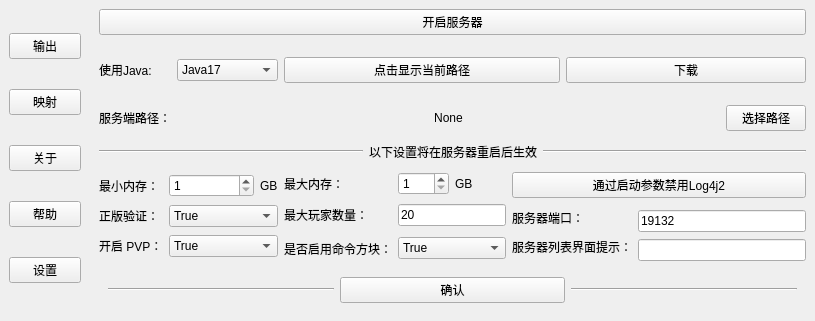
The window that kfq.ui (MojaveHao/MSL2-Python) describes before a commit, drawn with Qt 5.
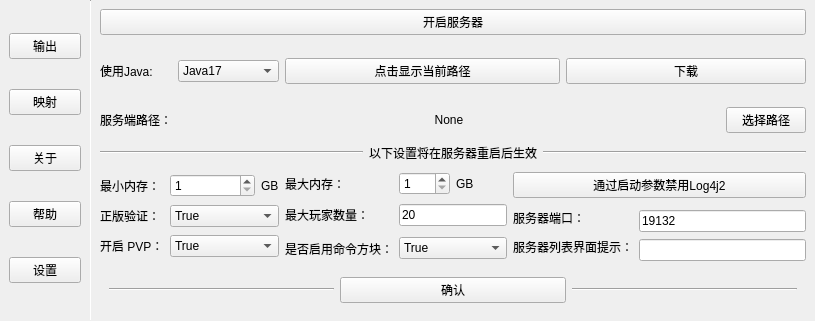
The same window after the commit.

The edit to the form file:
```diff
--- a/kfq.ui
+++ b/kfq.ui
@@ -98,10 +98,43 @@
       </layout>
      </widget>
     </item>
-    <item row="0" column="1">
+    <item row="0" column="2">
      <widget class="QWidget" name="widget_2" native="true">
       <layout class="QGridLayout" name="gridLayout_2">
-       <item row="0" column="0" colspan="9">
+       <item row="8" column="1" colspan="9">
+        <widget class="QWidget" name="widget_3" native="true">
+         <property name="styleSheet">
+          <string notr="true">Line{background-color: rgb(66, 66, 66);border:none;}</string>
+         </property>
+         <layout class="QHBoxLayout" name="horizontalLayout">
+          <item>
+           <widget class="Line" name="line_3">
+            <property name="orientation">
+             <enum>Qt::Horizontal</enum>
+            </property>
+           </widget>
+          </item>
+          <item>
+           <widget class="QPushButton" name="pbtn_ok_adv_set">
+            <property name="cursor">
+             <cursorShape>PointingHandCursor</cursorShape>
+            </property>
+            <property name="text">
+             <string>确认</string>
+            </property>
+           </widget>
+          </item>
+          <item>
+           <widget class="Line" name="line_4">
+            <property name="orientation">
+             <enum>Qt::Horizontal</enum>
+            </property>
+           </widget>
+          </item>
+         </layout>
+        </widget>
+       </item>
+       <item row="0" column="1" colspan="9">
         <widget class="QPushButton" name="pbtn_start_server">
          <property name="cursor">
           <cursorShape>PointingHandCursor</cursorShape>
@@ -111,7 +144,208 @@
          </property>
         </widget>
        </item>
-       <item row="3" column="8">
+       <item row="1" column="6" rowspan="2" colspan="4">
+        <widget class="QPushButton" name="pbtn_download_server">
+         <property name="cursor">
+          <cursorShape>PointingHandCursor</cursorShape>
+         </property>
+         <property name="text">
+          <string>下载</string>
+         </property>
+        </widget>
+       </item>
+       <item row="4" column="1" colspan="9">
+        <widget class="QWidget" name="widget_4" native="true">
+         <property name="styleSheet">
+          <string notr="true">Line{background-color: rgb(66, 66, 66);border:none;}</string>
+         </property>
+         <layout class="QHBoxLayout" name="horizontalLayout_2">
+          <property name="leftMargin">
+           <number>0</number>
+          </property>
+          <property name="topMargin">
+           <number>0</number>
+          </property>
+          <property name="rightMargin">
+           <number>0</number>
+          </property>
+          <property name="bottomMargin">
+           <number>0</number>
+          </property>
+          <item>
+           <widget class="Line" name="line_2">
+            <property name="styleSheet">
+             <string notr="true"/>
+            </property>
+            <property name="orientation">
+             <enum>Qt::Horizontal</enum>
+            </property>
+           </widget>
+          </item>
+          <item>
+           <widget class="QLabel" name="n_13">
+            <property name="sizePolicy">
+             <sizepolicy hsizetype="Maximum" vsizetype="Preferred">
+              <horstretch>0</horstretch>
+              <verstretch>0</verstretch>
+             </sizepolicy>
+            </property>
+            <property name="text">
+             <string>以下设置将在服务器重启后生效</string>
+            </property>
+            <property name="alignment">
+             <set>Qt::AlignCenter</set>
+            </property>
+           </widget>
+          </item>
+          <item>
+           <widget class="Line" name="line">
+            <property name="orientation">
+             <enum>Qt::Horizontal</enum>
+            </property>
+           </widget>
+          </item>
+         </layout>
+        </widget>
+       </item>
+       <item row="3" column="1">
+        <widget class="QLabel" name="n_1">
+         <property name="text">
+          <string>服务端路径：</string>
+         </property>
+        </widget>
+       </item>
+       <item row="6" column="1" rowspan="2" colspan="3">
+        <widget class="QWidget" name="widget_5" native="true">
+         <layout class="QGridLayout" name="gridLayout_3">
+          <property name="leftMargin">
+           <number>0</number>
+          </property>
+          <property name="topMargin">
+           <number>0</number>
+          </property>
+          <property name="rightMargin">
+           <number>0</number>
+          </property>
+          <property name="bottomMargin">
+           <number>0</number>
+          </property>
+          <item row="2" column="0">
+           <widget class="QLabel" name="n_10">
+            <property name="sizePolicy">
+             <sizepolicy hsizetype="Maximum" vsizetype="Preferred">
+              <horstretch>0</horstretch>
+              <verstretch>0</verstretch>
+             </sizepolicy>
+            </property>
+            <property name="text">
+             <string>开启 PVP：</string>
+            </property>
+            <property name="alignment">
+             <set>Qt::AlignLeading|Qt::AlignLeft|Qt::AlignVCenter</set>
+            </property>
+           </widget>
+          </item>
+          <item row="0" column="0">
+           <widget class="QLabel" name="n_3">
+            <property name="sizePolicy">
+             <sizepolicy hsizetype="Maximum" vsizetype="Preferred">
+              <horstretch>0</horstretch>
+              <verstretch>0</verstretch>
+             </sizepolicy>
+            </property>
+            <property name="text">
+             <string>最小内存：</string>
+            </property>
+            <property name="alignment">
+             <set>Qt::AlignLeading|Qt::AlignLeft|Qt::AlignVCenter</set>
+            </property>
+           </widget>
+          </item>
+          <item row="2" column="1" colspan="2">
+           <widget class="QComboBox" name="cbox_pvp">
+            <property name="cursor">
+             <cursorShape>PointingHandCursor</cursorShape>
+            </property>
+            <item>
+             <property name="text">
+              <string>True</string>
+             </property>
+            </item>
+            <item>
+             <property name="text">
+              <string>False</string>
+             </property>
+            </item>
+           </widget>
+          </item>
+          <item row="1" column="0">
+           <widget class="QLabel" name="n_7">
+            <property name="sizePolicy">
+             <sizepolicy hsizetype="Maximum" vsizetype="Preferred">
+              <horstretch>0</horstretch>
+              <verstretch>0</verstretch>
+             </sizepolicy>
+            </property>
+            <property name="text">
+             <string>正版验证：</string>
+            </property>
+            <property name="alignment">
+             <set>Qt::AlignLeading|Qt::AlignLeft|Qt::AlignVCenter</set>
+            </property>
+           </widget>
+          </item>
+          <item row="0" column="1">
+           <widget class="QSpinBox" name="min_ram">
+            <property name="minimum">
+             <number>1</number>
+            </property>
+            <property name="maximum">
+             <number>256</number>
+            </property>
+           </widget>
+          </item>
+          <item row="0" column="2">
+           <widget class="QLabel" name="label">
+            <property name="sizePolicy">
+             <sizepolicy hsizetype="Maximum" vsizetype="Preferred">
+              <horstretch>0</horstretch>
+              <verstretch>0</verstretch>
+             </sizepolicy>
+            </property>
+            <property name="text">
+             <string>GB</string>
+            </property>
+           </widget>
+          </item>
+          <item row="1" column="1" colspan="2">
+           <widget class="QComboBox" name="cbox_mojang">
+            <property name="cursor">
+             <cursorShape>PointingHandCursor</cursorShape>
+            </property>
+            <item>
+             <property name="text">
+              <string>True</string>
+             </property>
+            </item>
+            <item>
+             <property name="text">
+              <string>False</string>
+             </property>
+            </item>
+           </widget>
+          </item>
+         </layout>
+        </widget>
+       </item>
+       <item row="1" column="1" rowspan="2">
+        <widget class="QLabel" name="n_8">
+         <property name="text">
+          <string>使用Java:</string>
+         </property>
+        </widget>
+       </item>
+       <item row="3" column="9">
         <widget class="QPushButton" name="pbtn_select_path">
          <property name="cursor">
           <cursorShape>PointingHandCursor</cursorShape>
@@ -121,7 +355,7 @@
          </property>
         </widget>
        </item>
-       <item row="6" column="3" rowspan="2">
+       <item row="6" column="4" rowspan="2">
         <widget class="QWidget" name="widget_6" native="true">
          <layout class="QGridLayout" name="gridLayout_4">
           <property name="leftMargin">
@@ -228,14 +462,7 @@
          </layout>
         </widget>
        </item>
-       <item row="1" column="0" rowspan="2">
-        <widget class="QLabel" name="n_8">
-         <property name="text">
-          <string>使用Java:</string>
-         </property>
-        </widget>
-       </item>
-       <item row="6" column="4" rowspan="2" colspan="5">
+       <item row="6" column="5" rowspan="2" colspan="5">
         <widget class="QWidget" name="widget_7" native="true">
          <layout class="QGridLayout" name="gridLayout_5">
           <property name="leftMargin">
@@ -305,105 +532,7 @@
          </layout>
         </widget>
        </item>
-       <item row="1" column="5" rowspan="2" colspan="4">
-        <widget class="QPushButton" name="pbtn_download_server">
-         <property name="cursor">
-          <cursorShape>PointingHandCursor</cursorShape>
-         </property>
-         <property name="text">
-          <string>下载</string>
-         </property>
-        </widget>
-       </item>
-       <item row="3" column="0">
-        <widget class="QLabel" name="n_1">
-         <property name="text">
-          <string>服务端路径：</string>
-         </property>
-        </widget>
-       </item>
-       <item row="1" column="1" rowspan="2" colspan="2">
-        <widget class="QComboBox" name="cbox_using_java">
-         <property name="cursor">
-          <cursorShape>PointingHandCursor</cursorShape>
-         </property>
-         <item>
-          <property name="text">
-           <string>Java17</string>
-          </property>
-         </item>
-         <item>
-          <property name="text">
-           <string>Java16</string>
-          </property>
-         </item>
-         <item>
-          <property name="text">
-           <string>Java8</string>
-          </property>
-         </item>
-         <item>
-          <property name="text">
-           <string>系统变量</string>
-          </property>
-         </item>
-        </widget>
-       </item>
-       <item row="4" column="0" colspan="9">
-        <widget class="QWidget" name="widget_4" native="true">
-         <property name="styleSheet">
-          <string notr="true">Line{background-color: rgb(66, 66, 66);border:none;}</string>
-         </property>
-         <layout class="QHBoxLayout" name="horizontalLayout_2">
-          <property name="leftMargin">
-           <number>0</number>
-          </property>
-          <property name="topMargin">
-           <number>0</number>
-          </property>
-          <property name="rightMargin">
-           <number>0</number>
-          </property>
-          <property name="bottomMargin">
-           <number>0</number>
-          </property>
-          <item>
-           <widget class="Line" name="line_2">
-            <property name="styleSheet">
-             <string notr="true"/>
-            </property>
-            <property name="orientation">
-             <enum>Qt::Horizontal</enum>
-            </property>
-           </widget>
-          </item>
-          <item>
-           <widget class="QLabel" name="n_13">
-            <property name="sizePolicy">
-             <sizepolicy hsizetype="Maximum" vsizetype="Preferred">
-              <horstretch>0</horstretch>
-              <verstretch>0</verstretch>
-             </sizepolicy>
-            </property>
-            <property name="text">
-             <string>以下设置将在服务器重启后生效</string>
-            </property>
-            <property name="alignment">
-             <set>Qt::AlignCenter</set>
-            </property>
-           </widget>
-          </item>
-          <item>
-           <widget class="Line" name="line">
-            <property name="orientation">
-             <enum>Qt::Horizontal</enum>
-            </property>
-           </widget>
-          </item>
-         </layout>
-        </widget>
-       </item>
-       <item row="3" column="1" colspan="7">
+       <item row="3" column="2" colspan="7">
         <widget class="QLabel" name="lb_path">
          <property name="text">
           <string>None</string>
@@ -413,163 +542,7 @@
          </property>
         </widget>
        </item>
-       <item row="6" column="0" rowspan="2" colspan="3">
-        <widget class="QWidget" name="widget_5" native="true">
-         <layout class="QGridLayout" name="gridLayout_3">
-          <property name="leftMargin">
-           <number>0</number>
-          </property>
-          <property name="topMargin">
-           <number>0</number>
-          </property>
-          <property name="rightMargin">
-           <number>0</number>
-          </property>
-          <property name="bottomMargin">
-           <number>0</number>
-          </property>
-          <item row="2" column="0">
-           <widget class="QLabel" name="n_10">
-            <property name="sizePolicy">
-             <sizepolicy hsizetype="Maximum" vsizetype="Preferred">
-              <horstretch>0</horstretch>
-              <verstretch>0</verstretch>
-             </sizepolicy>
-            </property>
-            <property name="text">
-             <string>开启 PVP：</string>
-            </property>
-            <property name="alignment">
-             <set>Qt::AlignLeading|Qt::AlignLeft|Qt::AlignVCenter</set>
-            </property>
-           </widget>
-          </item>
-          <item row="0" column="0">
-           <widget class="QLabel" name="n_3">
-            <property name="sizePolicy">
-             <sizepolicy hsizetype="Maximum" vsizetype="Preferred">
-              <horstretch>0</horstretch>
-              <verstretch>0</verstretch>
-             </sizepolicy>
-            </property>
-            <property name="text">
-             <string>最小内存：</string>
-            </property>
-            <property name="alignment">
-             <set>Qt::AlignLeading|Qt::AlignLeft|Qt::AlignVCenter</set>
-            </property>
-           </widget>
-          </item>
-          <item row="2" column="1" colspan="2">
-           <widget class="QComboBox" name="cbox_pvp">
-            <property name="cursor">
-             <cursorShape>PointingHandCursor</cursorShape>
-            </property>
-            <item>
-             <property name="text">
-              <string>True</string>
-             </property>
-            </item>
-            <item>
-             <property name="text">
-              <string>False</string>
-             </property>
-            </item>
-           </widget>
-          </item>
-          <item row="1" column="0">
-           <widget class="QLabel" name="n_7">
-            <property name="sizePolicy">
-             <sizepolicy hsizetype="Maximum" vsizetype="Preferred">
-              <horstretch>0</horstretch>
-              <verstretch>0</verstretch>
-             </sizepolicy>
-            </property>
-            <property name="text">
-             <string>正版验证：</string>
-            </property>
-            <property name="alignment">
-             <set>Qt::AlignLeading|Qt::AlignLeft|Qt::AlignVCenter</set>
-            </property>
-           </widget>
-          </item>
-          <item row="0" column="1">
-           <widget class="QSpinBox" name="min_ram">
-            <property name="minimum">
-             <number>1</number>
-            </property>
-            <property name="maximum">
-             <number>256</number>
-            </property>
-           </widget>
-          </item>
-          <item row="0" column="2">
-           <widget class="QLabel" name="label">
-            <property name="sizePolicy">
-             <sizepolicy hsizetype="Maximum" vsizetype="Preferred">
-              <horstretch>0</horstretch>
-              <verstretch>0</verstretch>
-             </sizepolicy>
-            </property>
-            <property name="text">
-             <string>GB</string>
-            </property>
-           </widget>
-          </item>
-          <item row="1" column="1" colspan="2">
-           <widget class="QComboBox" name="cbox_mojang">
-            <property name="cursor">
-             <cursorShape>PointingHandCursor</cursorShape>
-            </property>
-            <item>
-             <property name="text">
-              <string>True</string>
-             </property>
-            </item>
-            <item>
-             <property name="text">
-              <string>False</string>
-             </property>
-            </item>
-           </widget>
-          </item>
-         </layout>
-        </widget>
-       </item>
-       <item row="8" column="0" colspan="9">
-        <widget class="QWidget" name="widget_3" native="true">
-         <property name="styleSheet">
-          <string notr="true">Line{background-color: rgb(66, 66, 66);border:none;}</string>
-         </property>
-         <layout class="QHBoxLayout" name="horizontalLayout">
-          <item>
-           <widget class="Line" name="line_3">
-            <property name="orientation">
-             <enum>Qt::Horizontal</enum>
-            </property>
-           </widget>
-          </item>
-          <item>
-           <widget class="QPushButton" name="pbtn_ok_adv_set">
-            <property name="cursor">
-             <cursorShape>PointingHandCursor</cursorShape>
-            </property>
-            <property name="text">
-             <string>确认</string>
-            </property>
-           </widget>
-          </item>
-          <item>
-           <widget class="Line" name="line_4">
-            <property name="orientation">
-             <enum>Qt::Horizontal</enum>
-            </property>
-           </widget>
-          </item>
-         </layout>
-        </widget>
-       </item>
-       <item row="1" column="3" rowspan="2" colspan="2">
+       <item row="1" column="4" rowspan="2" colspan="2">
         <widget class="QPushButton" name="pbtn_show_java_path">
          <property name="cursor">
           <cursorShape>PointingHandCursor</cursorShape>
@@ -579,9 +552,58 @@
          </property>
         </widget>
        </item>
+       <item row="1" column="2" rowspan="2" colspan="2">
+        <widget class="QComboBox" name="cbox_using_java">
+         <property name="cursor">
+          <cursorShape>PointingHandCursor</cursorShape>
+         </property>
+         <item>
+          <property name="text">
+           <string>Java17</string>
+          </property>
+         </item>
+         <item>
+          <property name="text">
+           <string>Java16</string>
+          </property>
+         </item>
+         <item>
+          <property name="text">
+           <string>Java8</string>
+          </property>
+         </item>
+         <item>
+          <property name="text">
+           <string>系统变量</string>
+          </property>
+         </item>
+        </widget>
+       </item>
       </layout>
      </widget>
     </item>
+    <item row="0" column="1">
+     <widget class="Line" name="line_5">
+      <property name="minimumSize">
+       <size>
+        <width>1</width>
+        <height>0</height>
+       </size>
+      </property>
+      <property name="maximumSize">
+       <size>
+        <width>1</width>
+        <height>16777215</height>
+       </size>
+      </property>
+      <property name="styleSheet">
+       <string notr="true">Line{background-color: rgb(66, 66, 66);border:1px solid rgb(66, 66, 66);border:none;}</string>
+      </property>
+      <property name="orientation">
+       <enum>Qt::Vertical</enum>
+      </property>
+     </widget>
+    </item>
    </layout>
   </widget>
  </widget>
```
Left out of the diff: 2 changed lines with no effect on the pictures.
